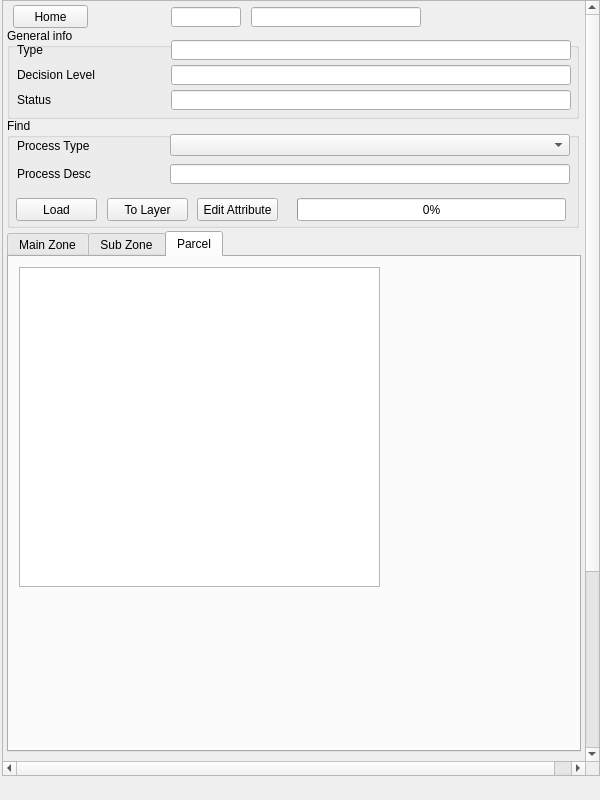
First picture: the form in view/PlanDetailWidget.ui, repository teamlm2/lm2_mgis, before the edit.
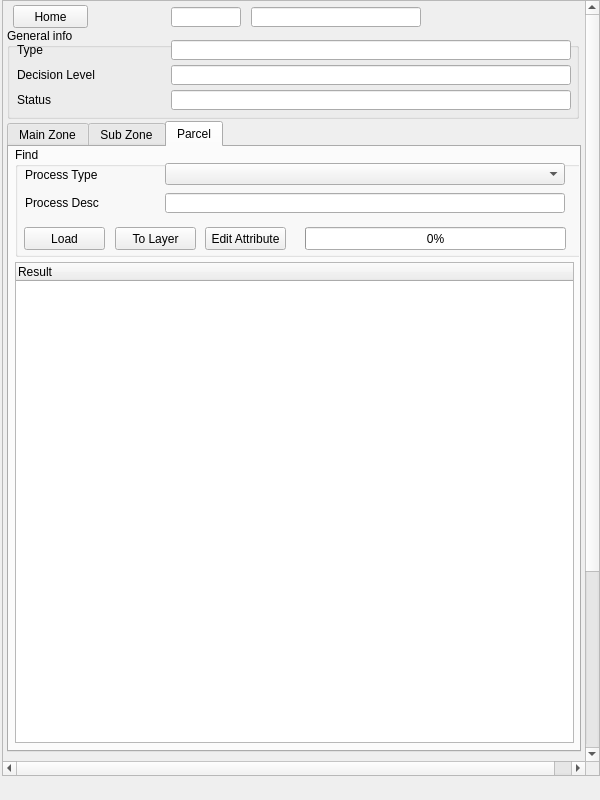
Second picture: the form after the edit. The open tabs and pages were chosen to show the change.

```diff
--- a/view/PlanDetailWidget.ui
+++ b/view/PlanDetailWidget.ui
@@ -251,9 +251,9 @@
       <property name="geometry">
        <rect>
         <x>4</x>
-        <y>230</y>
+        <y>120</y>
         <width>574</width>
-        <height>521</height>
+        <height>631</height>
        </rect>
       </property>
       <property name="currentIndex">
@@ -277,44 +277,12 @@
           <string>Result</string>
          </property>
         </column>
-       </widget>
-      </widget>
-      <widget class="QWidget" name="tab_2">
-       <attribute name="title">
-        <string>Sub Zone</string>
-       </attribute>
-       <widget class="QTableWidget" name="sub_tree_widget">
-        <property name="geometry">
-         <rect>
-          <x>10</x>
-          <y>10</y>
-          <width>361</width>
-          <height>320</height>
-         </rect>
-        </property>
-       </widget>
-      </widget>
-      <widget class="QWidget" name="tab_3">
-       <attribute name="title">
-        <string>Parcel</string>
-       </attribute>
-       <widget class="QTableWidget" name="parcel_tree_widget">
-        <property name="geometry">
-         <rect>
-          <x>10</x>
-          <y>10</y>
-          <width>361</width>
-          <height>320</height>
-         </rect>
-        </property>
-       </widget>
-      </widget>
      </widget>
      <widget class="QGroupBox" name="groupBox_2">
       <property name="geometry">
        <rect>
-        <x>4</x>
-        <y>117</y>
+          <x>6</x>
+          <y>0</y>
         <width>572</width>
         <height>110</height>
        </rect>
@@ -327,7 +295,7 @@
         <rect>
          <x>290</x>
          <y>80</y>
-         <width>269</width>
+           <width>261</width>
          <height>23</height>
         </rect>
        </property>
@@ -354,7 +322,7 @@
       <widget class="QComboBox" name="process_type_cbox">
        <property name="geometry">
         <rect>
-         <x>163</x>
+           <x>150</x>
          <y>16</y>
          <width>400</width>
          <height>22</height>
@@ -364,7 +332,7 @@
       <widget class="QLineEdit" name="process_edit">
        <property name="geometry">
         <rect>
-         <x>163</x>
+           <x>150</x>
          <y>46</y>
          <width>400</width>
          <height>20</height>
@@ -376,7 +344,7 @@
         <rect>
          <x>10</x>
          <y>20</y>
-         <width>150</width>
+           <width>140</width>
          <height>16</height>
         </rect>
        </property>
@@ -389,7 +357,7 @@
         <rect>
          <x>10</x>
          <y>48</y>
-         <width>150</width>
+           <width>140</width>
          <height>16</height>
         </rect>
        </property>
@@ -422,6 +390,276 @@
        <property name="text">
         <string>Edit Attribute</string>
        </property>
+        </widget>
+       </widget>
+      </widget>
+      <widget class="QWidget" name="tab_2">
+       <attribute name="title">
+        <string>Sub Zone</string>
+       </attribute>
+       <widget class="QTreeWidget" name="sub_tree_widget">
+        <property name="geometry">
+         <rect>
+          <x>6</x>
+          <y>115</y>
+          <width>559</width>
+          <height>481</height>
+         </rect>
+        </property>
+        <column>
+         <property name="text">
+          <string>Result</string>
+         </property>
+        </column>
+       </widget>
+       <widget class="QGroupBox" name="groupBox_3">
+        <property name="geometry">
+         <rect>
+          <x>6</x>
+          <y>0</y>
+          <width>572</width>
+          <height>110</height>
+         </rect>
+        </property>
+        <property name="title">
+         <string>Find</string>
+        </property>
+        <widget class="QProgressBar" name="sub_load_pbar">
+         <property name="geometry">
+          <rect>
+           <x>290</x>
+           <y>80</y>
+           <width>261</width>
+           <height>23</height>
+          </rect>
+         </property>
+         <property name="value">
+          <number>0</number>
+         </property>
+         <property name="textDirection">
+          <enum>QProgressBar::TopToBottom</enum>
+         </property>
+        </widget>
+        <widget class="QPushButton" name="sub_zone_load_button">
+         <property name="geometry">
+          <rect>
+           <x>9</x>
+           <y>80</y>
+           <width>81</width>
+           <height>23</height>
+          </rect>
+         </property>
+         <property name="text">
+          <string>Load</string>
+         </property>
+        </widget>
+        <widget class="QComboBox" name="sub_process_type_cbox">
+         <property name="geometry">
+          <rect>
+           <x>150</x>
+           <y>16</y>
+           <width>400</width>
+           <height>22</height>
+          </rect>
+         </property>
+        </widget>
+        <widget class="QLineEdit" name="sub_process_edit">
+         <property name="geometry">
+          <rect>
+           <x>150</x>
+           <y>46</y>
+           <width>400</width>
+           <height>20</height>
+          </rect>
+         </property>
+        </widget>
+        <widget class="QLabel" name="label_6">
+         <property name="geometry">
+          <rect>
+           <x>10</x>
+           <y>20</y>
+           <width>140</width>
+           <height>16</height>
+          </rect>
+         </property>
+         <property name="text">
+          <string>Process Type</string>
+         </property>
+        </widget>
+        <widget class="QLabel" name="label_7">
+         <property name="geometry">
+          <rect>
+           <x>10</x>
+           <y>48</y>
+           <width>140</width>
+           <height>16</height>
+          </rect>
+         </property>
+         <property name="text">
+          <string>Process Desc</string>
+         </property>
+        </widget>
+        <widget class="QPushButton" name="sub_to_layer_button">
+         <property name="geometry">
+          <rect>
+           <x>100</x>
+           <y>80</y>
+           <width>81</width>
+           <height>23</height>
+          </rect>
+         </property>
+         <property name="text">
+          <string>To Layer</string>
+         </property>
+        </widget>
+        <widget class="QPushButton" name="sub_edit_attribute_button">
+         <property name="geometry">
+          <rect>
+           <x>190</x>
+           <y>80</y>
+           <width>81</width>
+           <height>23</height>
+          </rect>
+         </property>
+         <property name="text">
+          <string>Edit Attribute</string>
+         </property>
+        </widget>
+       </widget>
+      </widget>
+      <widget class="QWidget" name="tab_3">
+       <attribute name="title">
+        <string>Parcel</string>
+       </attribute>
+       <widget class="QGroupBox" name="groupBox_4">
+        <property name="geometry">
+         <rect>
+          <x>6</x>
+          <y>0</y>
+          <width>572</width>
+          <height>110</height>
+         </rect>
+        </property>
+        <property name="title">
+         <string>Find</string>
+        </property>
+        <widget class="QProgressBar" name="activity_load_pbar">
+         <property name="geometry">
+          <rect>
+           <x>290</x>
+           <y>80</y>
+           <width>261</width>
+           <height>23</height>
+          </rect>
+         </property>
+         <property name="value">
+          <number>0</number>
+         </property>
+         <property name="textDirection">
+          <enum>QProgressBar::TopToBottom</enum>
+         </property>
+        </widget>
+        <widget class="QPushButton" name="activity_zone_load_button">
+         <property name="geometry">
+          <rect>
+           <x>9</x>
+           <y>80</y>
+           <width>81</width>
+           <height>23</height>
+          </rect>
+         </property>
+         <property name="text">
+          <string>Load</string>
+         </property>
+        </widget>
+        <widget class="QComboBox" name="activity_process_type_cbox">
+         <property name="geometry">
+          <rect>
+           <x>150</x>
+           <y>16</y>
+           <width>400</width>
+           <height>22</height>
+          </rect>
+         </property>
+        </widget>
+        <widget class="QLineEdit" name="activity_process_edit">
+         <property name="geometry">
+          <rect>
+           <x>150</x>
+           <y>46</y>
+           <width>400</width>
+           <height>20</height>
+          </rect>
+         </property>
+        </widget>
+        <widget class="QLabel" name="label_8">
+         <property name="geometry">
+          <rect>
+           <x>10</x>
+           <y>20</y>
+           <width>140</width>
+           <height>16</height>
+          </rect>
+         </property>
+         <property name="text">
+          <string>Process Type</string>
+         </property>
+        </widget>
+        <widget class="QLabel" name="label_9">
+         <property name="geometry">
+          <rect>
+           <x>10</x>
+           <y>48</y>
+           <width>140</width>
+           <height>16</height>
+          </rect>
+         </property>
+         <property name="text">
+          <string>Process Desc</string>
+         </property>
+        </widget>
+        <widget class="QPushButton" name="activity_to_layer_button">
+         <property name="geometry">
+          <rect>
+           <x>100</x>
+           <y>80</y>
+           <width>81</width>
+           <height>23</height>
+          </rect>
+         </property>
+         <property name="text">
+          <string>To Layer</string>
+         </property>
+        </widget>
+        <widget class="QPushButton" name="activity_edit_attribute_button">
+         <property name="geometry">
+          <rect>
+           <x>190</x>
+           <y>80</y>
+           <width>81</width>
+           <height>23</height>
+          </rect>
+         </property>
+         <property name="text">
+          <string>Edit Attribute</string>
+         </property>
+        </widget>
+       </widget>
+       <widget class="QTreeWidget" name="activity_tree_widget">
+        <property name="geometry">
+         <rect>
+          <x>6</x>
+          <y>115</y>
+          <width>559</width>
+          <height>481</height>
+         </rect>
+        </property>
+        <column>
+         <property name="text">
+          <string>Result</string>
+         </property>
+        </column>
+       </widget>
       </widget>
      </widget>
     </widget>
```
Left out of the diff: 10 changed lines with no effect on the pictures. Lines whose indentation alone changed are shown as unchanged.
